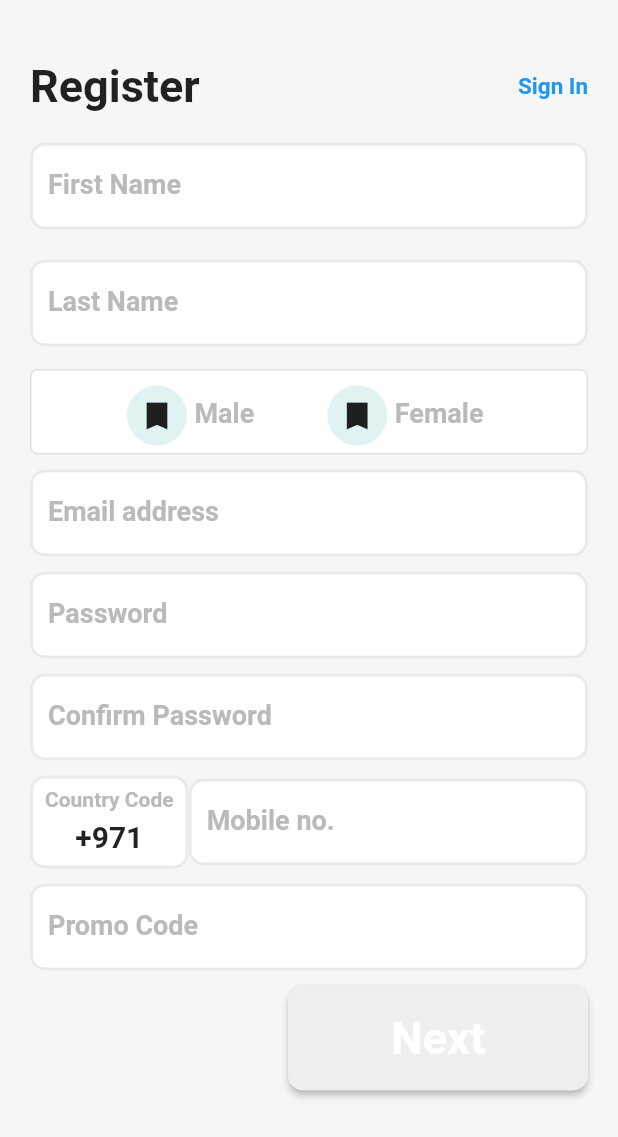
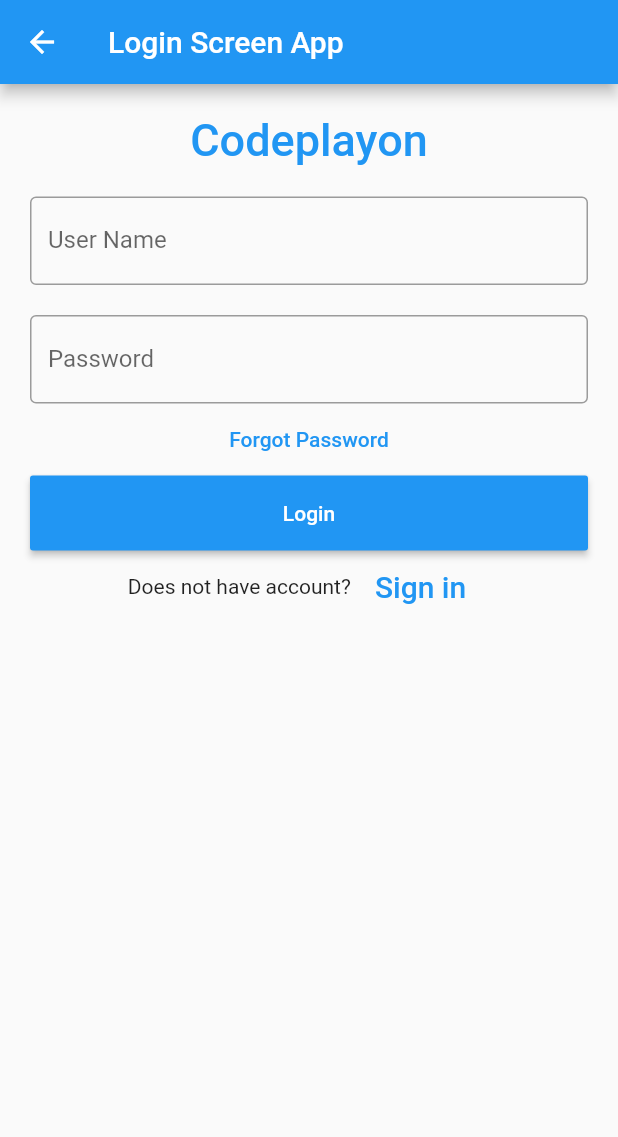
Before and after one commit to NaeemHafiz/flutter_app_signup, a Flutter app: the screen it shows after launch, after a tap on "Next", on a phone screen of 412 x 824 dp. Shown: the top 1137 px of the screen. Run offline on Flutter 3.47's test engine with Material 2 defaults, Android fonts, the phone set to English and light mode, and no system bars.

```diff
--- a/lib/main.dart
+++ b/lib/main.dart
@@ -1,6 +1,8 @@
 import 'package:flutter/material.dart';
 import 'package:flutter/services.dart';
 import 'package:flutter_app_signup/utils/custominput.dart';
+import 'package:flutter_app_signup/utils/loginpage.dart';
+import 'package:flutter_app_signup/utils/sliderightroute.dart';
 import 'package:flutter_app_signup/utils/widget_values.dart';
 
 void main() => runApp(MaterialApp(
@@ -352,7 +354,10 @@ class RegisterPageState extends State<RegisterPage> {
                             style: TextStyle(
                                 fontWeight: FontWeight.bold, fontSize: 30.0),
                           ),
-                          onPressed: () {},
+                          onPressed: () {
+                            Navigator.push(
+                                context, SlideRightRoute(page: LoginPage()));
+                          },
                           shape: new RoundedRectangleBorder(
                             borderRadius: new BorderRadius.circular(10.0),
                           ),
--- /dev/null
+++ b/lib/utils/loginpage.dart
@@ -0,0 +1,92 @@
+import 'package:flutter/material.dart';
+
+class LoginPage extends StatefulWidget {
+  @override
+  State<StatefulWidget> createState() => new LoginPageState();
+}
+
+class LoginPageState extends State<LoginPage> {
+  TextEditingController nameController = TextEditingController();
+  TextEditingController passwordController = TextEditingController();
+
+  @override
+  Widget build(BuildContext context) {
+    return Scaffold(
+        appBar: AppBar(
+          title: Text('Login Screen App'),
+        ),
+        body: Padding(
+            padding: EdgeInsets.all(10),
+            child: ListView(
+              children: <Widget>[
+                Container(
+                    alignment: Alignment.center,
+                    padding: EdgeInsets.all(10),
+                    child: Text(
+                      'Codeplayon',
+                      style: TextStyle(
+                          color: Colors.blue,
+                          fontWeight: FontWeight.w500,
+                          fontSize: 30),
+                    )),
+                Container(
+                  padding: EdgeInsets.all(10),
+                  child: TextField(
+                    controller: nameController,
+                    decoration: InputDecoration(
+                      border: OutlineInputBorder(),
+                      labelText: 'User Name',
+                    ),
+                  ),
+                ),
+                Container(
+                  padding: EdgeInsets.fromLTRB(10, 10, 10, 0),
+                  child: TextField(
+                    obscureText: true,
+                    controller: passwordController,
+                    decoration: InputDecoration(
+                      border: OutlineInputBorder(),
+                      labelText: 'Password',
+                    ),
+                  ),
+                ),
+                FlatButton(
+                  onPressed: () {
+                    //forgot password screen
+                  },
+                  textColor: Colors.blue,
+                  child: Text('Forgot Password'),
+                ),
+                Container(
+                    height: 50,
+                    padding: EdgeInsets.fromLTRB(10, 0, 10, 0),
+                    child: RaisedButton(
+                      textColor: Colors.white,
+                      color: Colors.blue,
+                      child: Text('Login'),
+                      onPressed: () {
+                        print(nameController.text);
+                        print(passwordController.text);
+                      },
+                    )),
+                Container(
+                    child: Row(
+                  children: <Widget>[
+                    Text('Does not have account?'),
+                    FlatButton(
+                      textColor: Colors.blue,
+                      child: Text(
+                        'Sign in',
+                        style: TextStyle(fontSize: 20),
+                      ),
+                      onPressed: () {
+                        //signup screen
+                      },
+                    )
+                  ],
+                  mainAxisAlignment: MainAxisAlignment.center,
+                ))
+              ],
+            )));
+  }
+}
--- /dev/null
+++ b/lib/utils/sliderightroute.dart
@@ -0,0 +1,28 @@
+import 'package:flutter/material.dart';
+
+class SlideRightRoute extends PageRouteBuilder {
+  final Widget page;
+
+  SlideRightRoute({this.page})
+      : super(
+          pageBuilder: (
+            BuildContext context,
+            Animation<double> animation,
+            Animation<double> secondaryAnimation,
+          ) =>
+              page,
+          transitionsBuilder: (
+            BuildContext context,
+            Animation<double> animation,
+            Animation<double> secondaryAnimation,
+            Widget child,
+          ) =>
+              SlideTransition(
+            position: Tween<Offset>(
+              begin: const Offset(-1, 0),
+              end: Offset.zero,
+            ).animate(animation),
+            child: child,
+          ),
+        );
+}
```
